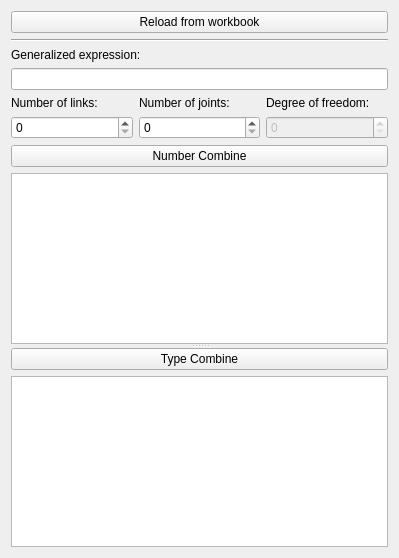
Above: core/synthesis/NumberAndTypeSynthesis/Permutations.ui from KmolYuan/Pyslvs-UI before the change. Below: the same form after it.
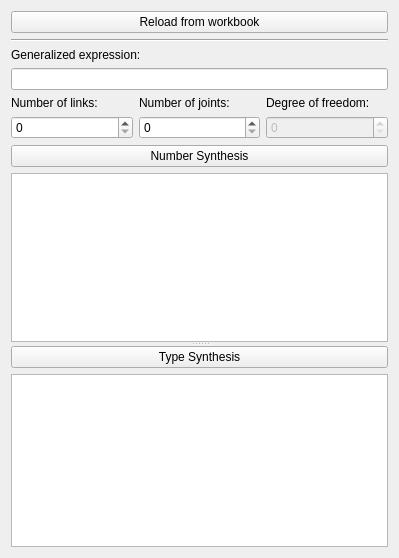
That is the form after the change. Icons and pictures are not drawn.

What changed in the file:
```diff
--- a/core/synthesis/NumberAndTypeSynthesis/Permutations.ui
+++ b/core/synthesis/NumberAndTypeSynthesis/Permutations.ui
@@ -47,6 +47,13 @@
     </layout>
    </item>
    <item>
+    <widget class="QSplitter" name="splitter">
+     <property name="orientation">
+      <enum>Qt::Vertical</enum>
+     </property>
+     <widget class="QWidget" name="verticalLayoutWidget">
+      <layout class="QVBoxLayout" name="verticalLayout_2">
+       <item>
     <layout class="QGridLayout" name="gridLayout">
      <item row="0" column="1">
       <widget class="QLabel" name="label_4">
@@ -96,16 +103,9 @@
     </layout>
    </item>
    <item>
-    <widget class="QSplitter" name="splitter">
-     <property name="orientation">
-      <enum>Qt::Vertical</enum>
-     </property>
-     <widget class="QWidget" name="verticalLayoutWidget">
-      <layout class="QVBoxLayout" name="verticalLayout_2">
-       <item>
         <widget class="QPushButton" name="Combine_number">
          <property name="text">
-          <string>Number Combine</string>
+          <string>Number Synthesis</string>
          </property>
          <property name="autoDefault">
           <bool>true</bool>
@@ -122,7 +122,7 @@
        <item>
         <widget class="QPushButton" name="Combine_type">
          <property name="text">
-          <string>Type Combine</string>
+          <string>Type Synthesis</string>
          </property>
          <property name="autoDefault">
           <bool>true</bool>
@@ -134,7 +134,7 @@
          <property name="iconSize">
           <size>
            <width>200</width>
-           <height>150</height>
+           <height>200</height>
           </size>
          </property>
          <property name="movement">
```
Left out of the diff: 3 changed lines with no effect on the pictures. Lines whose indentation alone changed are shown as unchanged.
